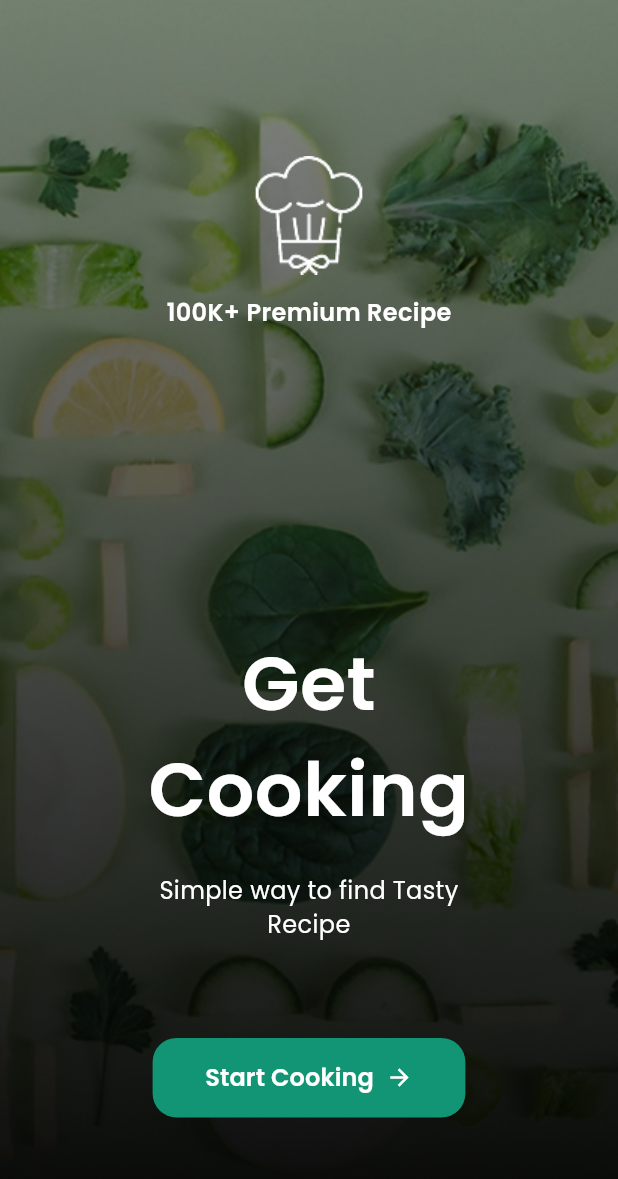
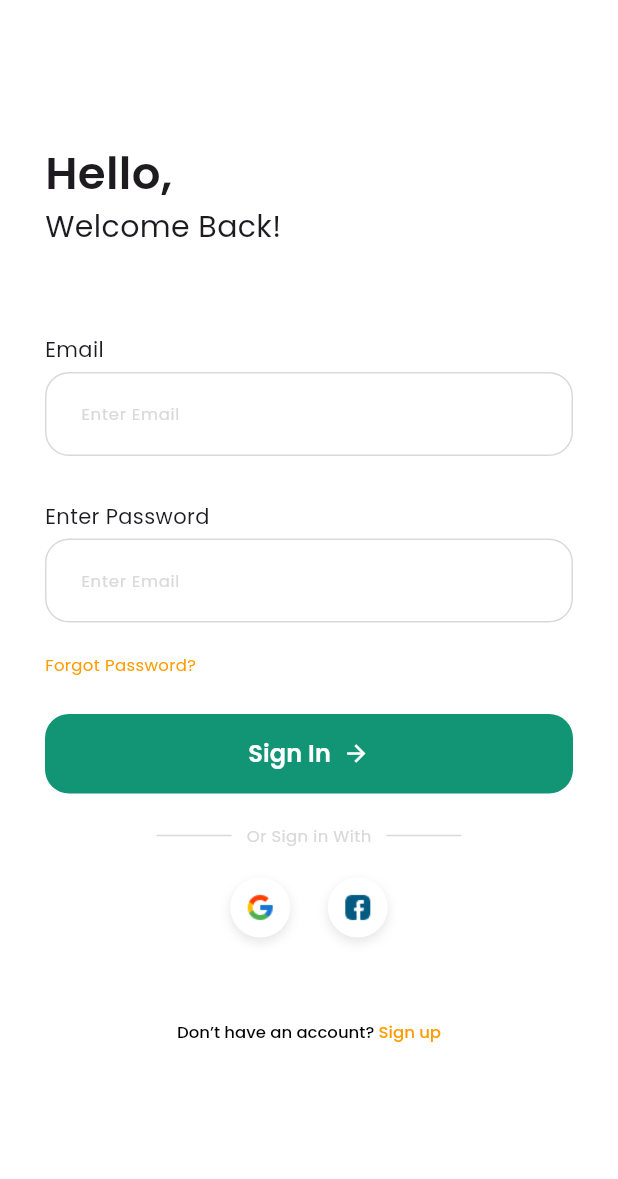
Before and after one commit to mhdiorevansa/food_recipes, a Flutter app: the screen it shows after launch, after a tap on "Start Cooking", on a phone screen of 412 x 824 dp. Shown: the top 1179 px of the screen. Run offline on Flutter 3.47's test engine with Material 3 defaults, Android fonts, the phone set to English and light mode, and no system bars; our stand-ins replace gap, google_fonts.

Commit message:
make sign in page

```diff
--- a/lib/main.dart
+++ b/lib/main.dart
@@ -1,5 +1,5 @@
 import 'package:flutter/material.dart';
-import 'package:food_recipes/presentation/pages/splash_screen.dart';
+import 'package:food_recipes/presentation/pages/splash_screen_page.dart';
 
 void main() {
   runApp(const MyApp());
@@ -10,7 +10,8 @@ class MyApp extends StatelessWidget {
   @override
   Widget build(BuildContext context) {
     return MaterialApp(
-      debugShowCheckedModeBanner: false, home: SplashScreen(),
+      debugShowCheckedModeBanner: false,
+      home: SplashScreenPage(),
     );
   }
 }
--- /dev/null
+++ b/lib/presentation/pages/sign_in_page.dart
@@ -0,0 +1,99 @@
+import 'package:flutter/gestures.dart';
+import 'package:flutter/material.dart';
+import 'package:food_recipes/presentation/pages/splash_screen_page.dart';
+import 'package:food_recipes/presentation/widgets/button_widget.dart';
+import 'package:food_recipes/presentation/widgets/divider_auth_widget.dart';
+import 'package:food_recipes/presentation/widgets/input_widget.dart';
+import 'package:food_recipes/presentation/widgets/page_widget.dart';
+import 'package:food_recipes/presentation/widgets/social_media_auth_widget.dart';
+import 'package:gap/gap.dart';
+import 'package:google_fonts/google_fonts.dart';
+
+class SignInPage extends StatelessWidget {
+  const SignInPage({super.key});
+
+  @override
+  Widget build(BuildContext context) {
+    return PageWidget(
+      child: SingleChildScrollView(
+        padding: EdgeInsets.only(top: 94),
+        child: Column(
+          crossAxisAlignment: CrossAxisAlignment.start,
+          children: [
+            Text(
+              'Hello,',
+              style: GoogleFonts.poppins(
+                fontSize: 30,
+                fontWeight: FontWeight.w600,
+              ),
+            ),
+            Text('Welcome Back!', style: GoogleFonts.poppins(fontSize: 20)),
+            Gap(57),
+            InputWidget(lable: "Email"),
+            Gap(30),
+            InputWidget(lable: "Enter Password", isPassword: true),
+            Gap(20),
+            Text(
+              'Forgot Password?',
+              style: GoogleFonts.poppins(
+                fontSize: 11,
+                color: Color(0xFFFF9C00),
+              ),
+            ),
+            Gap(25),
+            ButtonWidget(
+              text: "Sign In",
+              onPressed: () {},
+              showIcon: true,
+              isFullWidth: true,
+            ),
+            Gap(20),
+            DividerAuthWidget(),
+            Gap(20),
+            Row(
+              mainAxisAlignment: MainAxisAlignment.center,
+              children: [
+                SocialMediaAuthWidget(pathImage: 'google_icon'),
+                Gap(25),
+                SocialMediaAuthWidget(pathImage: 'facebook_icon'),
+              ],
+            ),
+            Gap(55),
+            Center(
+              child: RichText(
+                text: TextSpan(
+                  children: [
+                    TextSpan(
+                      text: 'Don’t have an account? ',
+                      style: GoogleFonts.poppins(
+                        fontSize: 11,
+                        fontWeight: FontWeight.w500,
+                        color: Colors.black,
+                      ),
+                    ),
+                    TextSpan(
+                      text: 'Sign up',
+                      style: GoogleFonts.poppins(
+                        fontSize: 11,
+                        color: Color(0xFFFF9C00),
+                        fontWeight: FontWeight.w500,
+                      ),
+                      recognizer: TapGestureRecognizer()
+                        ..onTap = () {
+                          Navigator.of(context).push(
+                            MaterialPageRoute(
+                              builder: (context) => SplashScreenPage(),
+                            ),
+                          );
+                        },
+                    ),
+                  ],
+                ),
+              ),
+            ),
+          ],
+        ),
+      ),
+    );
+  }
+}
--- a/lib/presentation/pages/splash_screen.dart
+++ b/lib/presentation/pages/splash_screen_page.dart
@@ -1,10 +1,11 @@
 import 'package:flutter/material.dart';
+import 'package:food_recipes/presentation/pages/sign_in_page.dart';
 import 'package:food_recipes/presentation/widgets/button_widget.dart';
 import 'package:gap/gap.dart';
 import 'package:google_fonts/google_fonts.dart';
 
-class SplashScreen extends StatelessWidget {
-  const SplashScreen({super.key});
+class SplashScreenPage extends StatelessWidget {
+  const SplashScreenPage({super.key});
 
   @override
   Widget build(BuildContext context) {
@@ -55,7 +56,11 @@ class SplashScreen extends StatelessWidget {
                   Gap(64),
                   ButtonWidget(
                     text: "Start Cooking",
-                    onPressed: () {},
+                    onPressed: () {
+                      Navigator.of(context).push(
+                        MaterialPageRoute(builder: (context) => SignInPage()),
+                      );
+                    },
                     showIcon: true,
                   ),
                 ],
--- a/lib/presentation/widgets/button_widget.dart
+++ b/lib/presentation/widgets/button_widget.dart
@@ -5,11 +5,13 @@ class ButtonWidget extends StatelessWidget {
   final String text;
   final VoidCallback onPressed;
   final bool showIcon;
+  final bool isFullWidth;
   const ButtonWidget({
     super.key,
     required this.text,
     required this.onPressed,
     this.showIcon = false,
+    this.isFullWidth = false,
   });
 
   @override
@@ -17,6 +19,7 @@ class ButtonWidget extends StatelessWidget {
     return TextButton(
       onPressed: onPressed,
       style: TextButton.styleFrom(
+        minimumSize: isFullWidth ? Size.fromHeight(51) : null,
         backgroundColor: Color(0xFF129575),
         foregroundColor: Colors.white,
         padding: EdgeInsets.symmetric(horizontal: 35, vertical: 15),
--- /dev/null
+++ b/lib/presentation/widgets/divider_auth_widget.dart
@@ -0,0 +1,30 @@
+import 'package:flutter/material.dart';
+import 'package:google_fonts/google_fonts.dart';
+
+class DividerAuthWidget extends StatelessWidget {
+  const DividerAuthWidget({super.key});
+
+  @override
+  Widget build(BuildContext context) {
+    return Row(
+      mainAxisAlignment: MainAxisAlignment.center,
+      children: [
+        SizedBox(
+          width: 50,
+          child: Divider(thickness: 1, color: Color(0xFFD9D9D9)),
+        ),
+        Padding(
+          padding: EdgeInsets.symmetric(horizontal: 10),
+          child: Text(
+            'Or Sign in With',
+            style: GoogleFonts.poppins(color: Color(0xFFD9D9D9), fontSize: 11),
+          ),
+        ),
+        SizedBox(
+          width: 50,
+          child: Divider(thickness: 1, color: Color(0xFFD9D9D9)),
+        ),
+      ],
+    );
+  }
+}
--- /dev/null
+++ b/lib/presentation/widgets/input_widget.dart
@@ -0,0 +1,40 @@
+import 'package:flutter/material.dart';
+import 'package:gap/gap.dart';
+import 'package:google_fonts/google_fonts.dart';
+
+class InputWidget extends StatelessWidget {
+  final String lable;
+  final bool isPassword;
+  const InputWidget({super.key, required this.lable, this.isPassword = false});
+
+  @override
+  Widget build(BuildContext context) {
+    return Column(
+      crossAxisAlignment: CrossAxisAlignment.start,
+      children: [
+        Text(lable, style: GoogleFonts.poppins(fontSize: 14)),
+        Gap(5),
+        TextField(
+          style: GoogleFonts.poppins(fontSize: 11, color: Color(0xFF129575)),
+          obscureText: isPassword,
+          decoration: InputDecoration(
+            hintText: 'Enter Email',
+            hintStyle: TextStyle(color: Color(0xFFD9D9D9)),
+            contentPadding: EdgeInsets.all(20),
+            fillColor: Colors.white,
+            filled: true,
+            enabledBorder: OutlineInputBorder(
+              borderRadius: BorderRadius.circular(16),
+              borderSide: BorderSide(color: Color(0xFFD9D9D9), width: 1),
+            ),
+            focusedBorder: OutlineInputBorder(
+              borderRadius: BorderRadius.circular(16),
+              borderSide: BorderSide(color: Color(0xFF129575), width: 1),
+            ),
+          ),
+          cursorColor: Color(0xFF129575),
+        ),
+      ],
+    );
+  }
+}
--- /dev/null
+++ b/lib/presentation/widgets/page_widget.dart
@@ -0,0 +1,17 @@
+import 'package:flutter/material.dart';
+
+class PageWidget extends StatelessWidget {
+  final Widget child;
+  const PageWidget({super.key, required this.child});
+
+  @override
+  Widget build(BuildContext context) {
+    return Scaffold(
+      backgroundColor: Colors.white,
+      body: Padding(
+        padding: EdgeInsets.symmetric(horizontal: 30),
+        child: child,
+      ),
+    );
+  }
+}
--- /dev/null
+++ b/lib/presentation/widgets/social_media_auth_widget.dart
@@ -0,0 +1,33 @@
+import 'package:flutter/material.dart';
+
+class SocialMediaAuthWidget extends StatelessWidget {
+  final String pathImage;
+  const SocialMediaAuthWidget({super.key, required this.pathImage});
+
+  @override
+  Widget build(BuildContext context) {
+    return Container(
+      decoration: BoxDecoration(
+        shape: BoxShape.circle,
+        boxShadow: [
+          BoxShadow(
+            color: Colors.black.withOpacity(0.1),
+            blurRadius: 6,
+            offset: Offset(0, 3),
+          ),
+        ],
+      ),
+      child: CircleAvatar(
+        backgroundColor: Colors.white,
+        child: IconButton(
+          onPressed: () {},
+          icon: Image.asset(
+            'assets/images/$pathImage.png',
+            width: 20,
+            height: 20,
+          ),
+        ),
+      ),
+    );
+  }
+}
```
Also changed, not shown: assets/images/facebook_icon.png (added), assets/images/google_icon.png (added).
